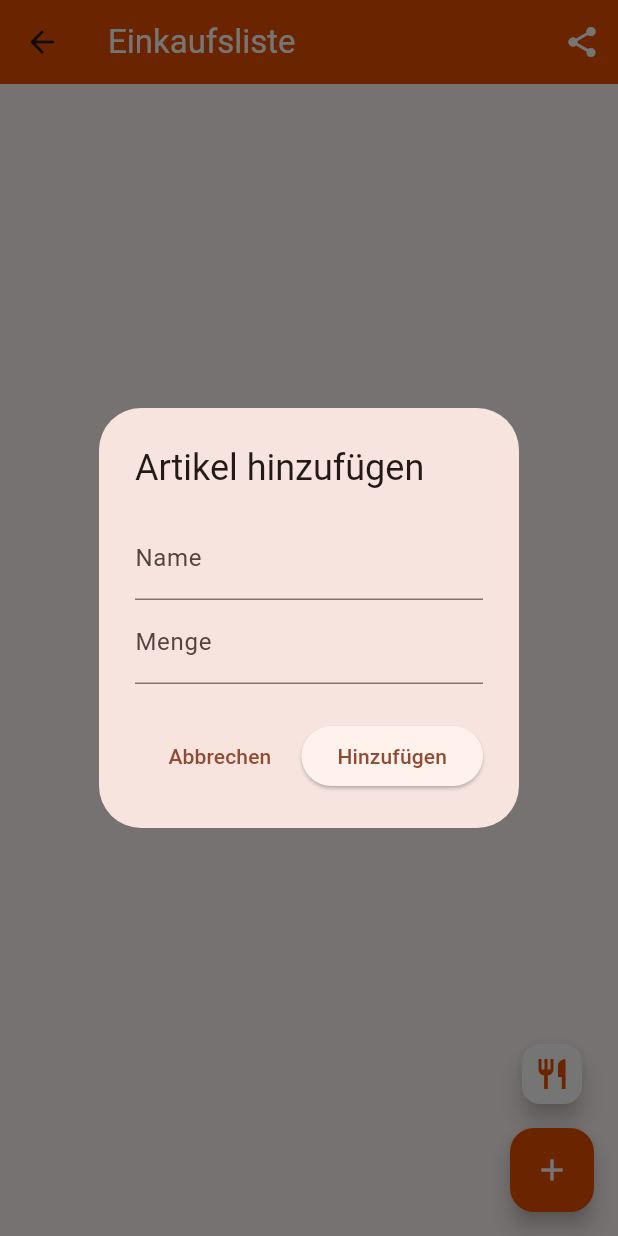
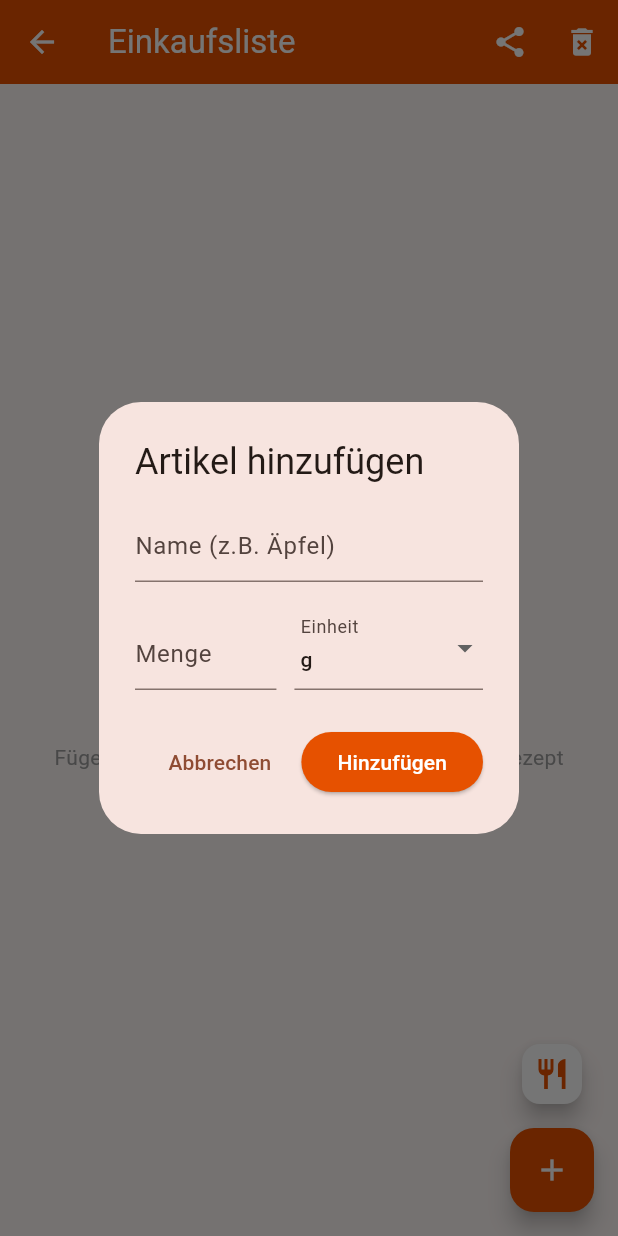
Before and after one commit to DongmoA/kochrezepte-app-ngamga, a Flutter app: the BuyListPage screen opened directly, after a tap on the "add" icon, on a phone screen of 412 x 824 dp. Run offline on Flutter 3.47's test engine with Material 3 defaults, Android fonts, the light colour scheme and no system bars; our stand-ins replace image_picker, share_plus, supabase_flutter; accounts and stored records are empty.

Commit message:
updates for recipe_details , einkaufliste and raitings_widget

```diff
--- a/lib/pages/Feature_extends/buy_list_page.dart
+++ b/lib/pages/Feature_extends/buy_list_page.dart
@@ -48,6 +48,7 @@
   final List<ShoppingItem> _shoppingList = [];
   bool _isLoading = true;
   final Color _primaryColor = const Color(0xFFE65100);
+  final List<String> _units = ['g', 'kg', 'ml', 'l', 'Stück', 'TL', 'EL', 'Pkg.'];
 
   @override
   void initState() {
@@ -95,9 +96,6 @@
               onTap: () async {
                 Navigator.pop(context);
                 for (var ing in recipe.ingredients) {
-                  // Conversion texte -> nombre (ex: "200g" -> 200.0)
-                /*String cleanQty = ing.quantity.replaceAll(RegExp(r'[^0-9.]'), '');
-                 double qty = double.tryParse(cleanQty) ?? 1.0;*/
 
                   await _dbService.addToShoppingList(ing.name,ing.quantity, ing.unit);
                 }
@@ -111,42 +109,95 @@
       setState(() => _isLoading = false);
       debugPrint("Error importing: $e");
     }
+
   }
 
+/// --- MANUAL ADD LOGIC ---
   void _addManualItem() {
     String name = '';
     double qty = 0.0;
+
+    // Fix for Web: Capture the list in a local variable to avoid "undefined" scope errors
+    final unitsList = _units;
+    String selectedUnit = unitsList[0];
+
     showDialog(
       context: context,
-      builder: (context) => AlertDialog(
+      builder: (context) => StatefulBuilder(
+        builder: (context, setDialogState) => AlertDialog(
           title: const Text('Artikel hinzufügen'),
-        content: Column(
+          content: SingleChildScrollView( // Prevents overflow if keyboard opens
+            child: Column(
               mainAxisSize: MainAxisSize.min,
               children: [
                 TextField(
-              decoration: const InputDecoration(labelText: 'Name'),
+                  decoration: const InputDecoration(
+                    labelText: 'Name (z.B. Äpfel)',
+                    isDense: true,
+                  ),
                   onChanged: (val) => name = val,
                 ),
-            TextField(
-              decoration: const InputDecoration(labelText: 'Menge'),
-              keyboardType: TextInputType.number,
-              onChanged: (val) => qty = double.tryParse(val) ?? 0.0,
+                const SizedBox(height: 16),
+                Row(
+                  crossAxisAlignment: CrossAxisAlignment.end,
+                  children: [
+                    Expanded(
+                      flex: 3,
+                      child: TextField(
+                        decoration: const InputDecoration(
+                          labelText: 'Menge',
+                          isDense: true,
+                        ),
+                        keyboardType: const TextInputType.numberWithOptions(decimal: true),
+                        onChanged: (val) => qty = double.tryParse(val.replaceAll(',', '.')) ?? 0.0,
+                      ),
+                    ),
+                    const SizedBox(width: 12),
+                    Expanded(
+                      flex: 4,
+                      child: DropdownButtonFormField<String>(
+                        value: selectedUnit,
+                        isExpanded: true, // Prevents horizontal overflow
+                        decoration: const InputDecoration(
+                          labelText: 'Einheit',
+                          isDense: true,
+                          contentPadding: EdgeInsets.symmetric(horizontal: 4, vertical: 8),
+                        ),
+                        // Use the local captured list here
+                        items: unitsList.map((unit) => DropdownMenuItem(
+                          value: unit,
+                          child: Text(unit, style: const TextStyle(fontSize: 14)),
+                        )).toList(),
+                        onChanged: (val) {
+                          if (val != null) {
+                            setDialogState(() => selectedUnit = val);
+                          }
+                        },
+                      ),
                     ),
                   ],
                 ),
+              ],
+            ),
+          ),
           actions: [
-          TextButton(onPressed: () => Navigator.pop(context), child: const Text('Abbrechen')),
+            TextButton(
+              onPressed: () => Navigator.pop(context),
+              child: const Text('Abbrechen')
+            ),
             ElevatedButton(
+              style: ElevatedButton.styleFrom(backgroundColor: _primaryColor),
               onPressed: () async {
                 if (name.isNotEmpty) {
-                await _dbService.addToShoppingList(name, qty, "");
+                  await _dbService.addToShoppingList(name, qty, selectedUnit);
                   if (mounted) Navigator.pop(context);
                   _loadShoppingList();
                 }
               },
-            child: const Text('Hinzufügen'),
+              child: const Text('Hinzufügen', style: TextStyle(color: Colors.white)),
             ),
           ],
+        ),
       ),
     );
   }
@@ -182,25 +233,96 @@
     );
   }
 
+ // --- CLEAR ALL LOGIC ---
+Future<void> _confirmClearList() async {
+  // Show confirmation dialog
+  bool? confirm = await showDialog<bool>(
+    context: context,
+    builder: (context) => AlertDialog(
+      title: const Text('Liste leeren'),
+      content: const Text('Möchten Sie wirklich alle Artikel aus Ihrer Einkaufsliste löschen?'),
+      actions: [
+        TextButton(
+          onPressed: () => Navigator.pop(context, false),
+          child: const Text('Abbrechen'), // Cancel
+        ),
+        TextButton(
+          onPressed: () => Navigator.pop(context, true),
+          child: const Text('Löschen', style: TextStyle(color: Colors.red)), // Delete
+        ),
+      ],
+    ),
+  );
+
+  if (confirm == true) {
+    setState(() => _isLoading = true);
+    try {
+      await _dbService.clearShoppingList();
+      await _loadShoppingList(); // Refresh the UI
+      if (mounted) {
+        ScaffoldMessenger.of(context).showSnackBar(
+          const SnackBar(content: Text('Liste wurde geleert')),
+        );
+      }
+    } catch (e) {
+      debugPrint("Error clearing list: $e");
+    } finally {
+      if (mounted) setState(() => _isLoading = false);
+    }
+  }
+}
+
   @override
   Widget build(BuildContext context) {
     return Scaffold(
       appBar: AppBar(
         title: const Text('Einkaufsliste', style: TextStyle(color: Colors.white)),
         backgroundColor: _primaryColor,
+        iconTheme: const IconThemeData(color: Colors.white),
         actions: [
           IconButton(
             icon: const Icon(Icons.share, color: Colors.white),
-            onPressed: () {
-              String text = "Einkaufsliste:\n" + _shoppingList.map((e) => "- ${e.formattedQuantity}${e.unit} ${e.name}").join("\n");
-              Share.share(text);
+            onPressed:  () async {
+              final String text = "Einkaufsliste:\n${_shoppingList
+              .map((e) => "- ${e.formattedQuantity}${e.unit} ${e.name}")
+              .join("\n")}";
+
+              final ShareParams params = ShareParams(
+                text: text,
+                 subject: 'Meine Einkaufsliste',
+              );
+
+             await SharePlus.instance.share(params);
             }
-          )
+          ),
+          IconButton(
+            icon: const Icon(Icons.delete_forever, color: Colors.white),
+            onPressed: _confirmClearList,
+          ),
         ],
       ),
       body: _isLoading
         ? const Center(child: CircularProgressIndicator())
-        : ListView.builder(
+        : _shoppingList.isEmpty
+            ? Center(
+                child: Column(
+                  mainAxisAlignment: MainAxisAlignment.center,
+                  children: [
+                    Icon(Icons.shopping_cart_outlined, size: 80, color: Colors.grey[400]),
+                    const SizedBox(height: 16),
+                    Text(
+                      'Ihre Liste ist leer', //  Your list is empty
+                      style: TextStyle(fontSize: 18, color: Colors.grey[600]),
+                    ),
+                    const SizedBox(height: 8),
+                    Text(
+                      'Fügen Sie Artikel hinzu ou importieren Sie ein Rezept', //  Add items or import recipe
+                      style: TextStyle(fontSize: 14, color: Colors.grey[500]),
+                    ),
+                  ],
+                ),
+              )
+            :ListView.builder(
             itemCount: _shoppingList.length,
             itemBuilder: (context, index) {
               final item = _shoppingList[index];
--- a/lib/widgets/rating_widget.dart
+++ b/lib/widgets/rating_widget.dart
@@ -106,8 +106,12 @@
         const SizedBox(height: 24),
 
         // section to rate the recipe or see existing reviews
-        if (_userRating == null)
+        if (_userRating == null && _allReviews.isEmpty)
           _buildVotingForm()
+        else if (_userRating == null && _allReviews.isNotEmpty) ...[
+         _buildVotingForm(),
+         _buildReviewList()
+        ]
         else
         // List of  existing reviews
         _buildReviewList(),
```
Also changed, not shown: lib/models/recipe.dart (+1 -6 lines), lib/pages/Recipe/recipe_detail_page.dart (+69 -55 lines), lib/supabase/database_service.dart (+12 -2 lines), pubspec.lock. Lines whose indentation alone changed are shown as unchanged.
